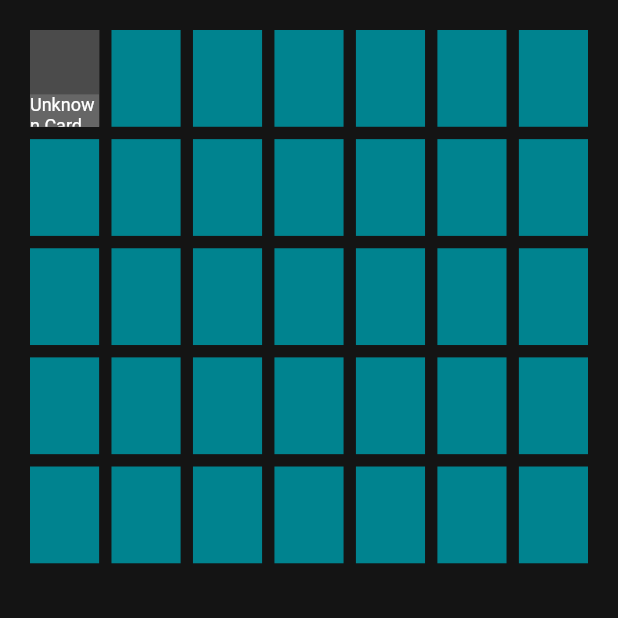
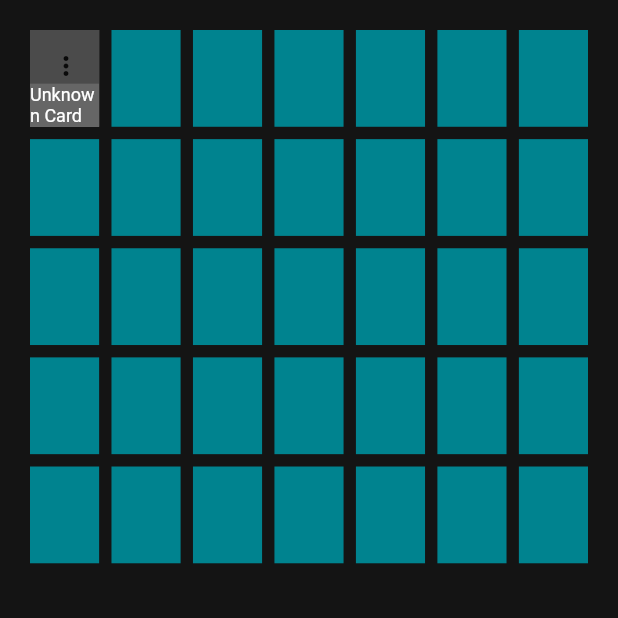
Before and after one commit to ZacharyBohn/CardPrototype, a Flutter app: the screen it shows after launch, on a phone screen of 412 x 824 dp, the top half of it. Run offline on Flutter 3.47's test engine with Material 2 defaults, Android fonts, the phone set to English and light mode, and no system bars.

Commit message:
Adds buttons to the game card

```diff
--- a/lib/game_card.dart
+++ b/lib/game_card.dart
@@ -43,7 +43,7 @@ class _GameCardState extends State<GameCard> {
           child: Stack(
             children: [
               subCard(widget.card.name),
-              cardButtons(),
+              cardButtons(widget.cardSize.width / 2),
             ],
           ),
         ),
@@ -57,11 +57,12 @@ Widget subCard(String cardName) {
     children: [
       //card image
       Flexible(
-        flex: 2,
+        flex: 5,
         child: Container(color: Colors.black45),
       ),
       //card name
       Flexible(
+        flex: 4,
         child: Container(
           color: Colors.black26,
           child: Center(
@@ -79,11 +80,39 @@ Widget subCard(String cardName) {
   );
 }
 
-Widget cardButtons() {
+Widget cardButtons(double iconWidth) {
   return Column(
     children: [
       Row(
-        children: [],
+        children: [
+          Spacer(),
+          PopupMenuButton(
+            color: Colors.black,
+            iconSize: 20,
+            itemBuilder: (context) => [
+              PopupMenuItem(
+                child: Text(
+                  "First",
+                  style: TextStyle(
+                    fontSize: 14,
+                    color: Colors.white,
+                  ),
+                ),
+                value: 1,
+              ),
+              PopupMenuItem(
+                child: Text(
+                  "Second",
+                  style: TextStyle(
+                    fontSize: 14,
+                    color: Colors.white,
+                  ),
+                ),
+                value: 2,
+              )
+            ],
+          ),
+        ],
       ),
     ],
   );
```
